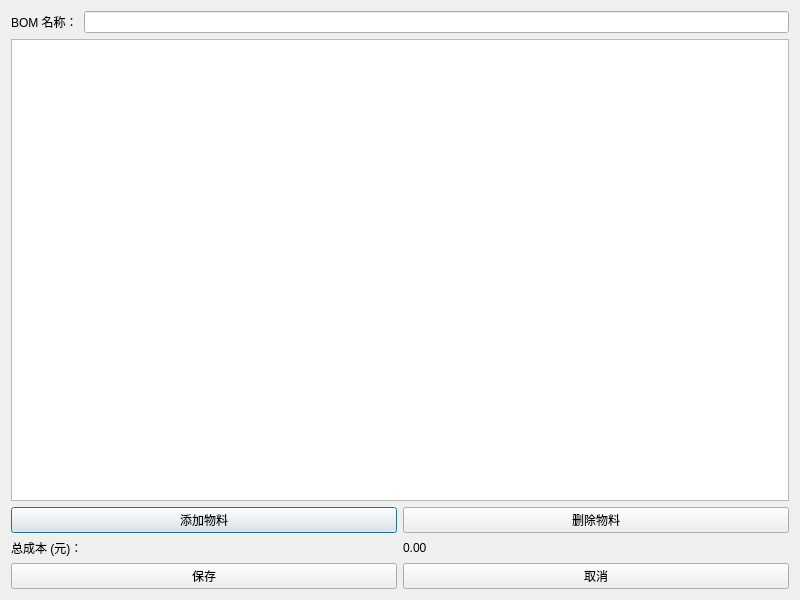
First picture: the form in BOMdialog.ui, repository YCX81/ERP, before the edit.
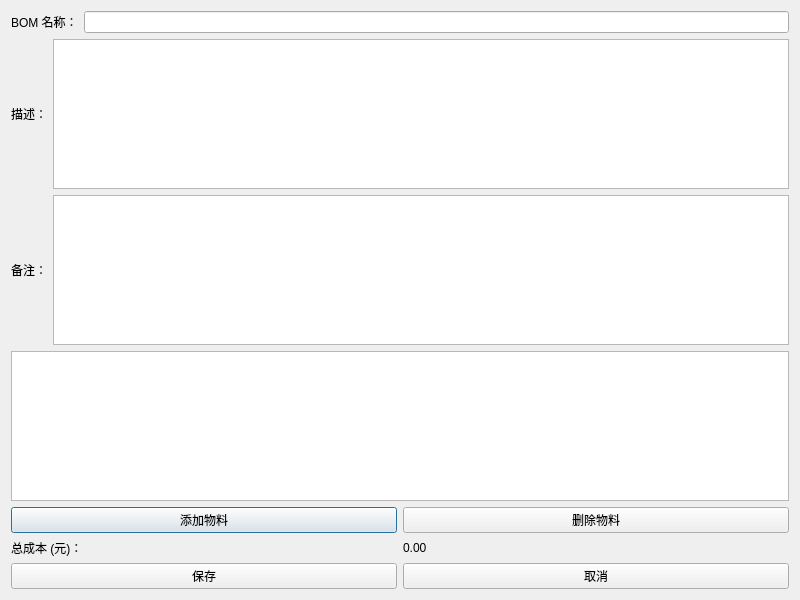
Second picture: the form after the edit.

What changed in the file:
```diff
--- a/BOMdialog.ui
+++ b/BOMdialog.ui
@@ -30,8 +30,42 @@
      </item>
     </layout>
    </item>
-
-   <!-- 物料清单表格 -->
+   <item>
+    <layout class="QHBoxLayout" name="bomDescriptionLayout">
+     <item>
+      <widget class="QLabel" name="bomDescriptionLabel">
+       <property name="text">
+        <string>描述：</string>
+       </property>
+      </widget>
+     </item>
+     <item>
+      <widget class="QTextEdit" name="bomDescriptionTextEdit">
+       <property name="minimumHeight">
+        <number>60</number>
+       </property>
+      </widget>
+     </item>
+    </layout>
+   </item>
+   <item>
+    <layout class="QHBoxLayout" name="bomRemarksLayout">
+     <item>
+      <widget class="QLabel" name="bomRemarksLabel">
+       <property name="text">
+        <string>备注：</string>
+       </property>
+      </widget>
+     </item>
+     <item>
+      <widget class="QTextEdit" name="bomRemarksTextEdit">
+       <property name="minimumHeight">
+        <number>60</number>
+       </property>
+      </widget>
+     </item>
+    </layout>
+   </item>
    <item>
     <widget class="QTableView" name="materialTableView">
      <property name="selectionMode">
```
Left out of the diff: 19 changed lines with no effect on the pictures.
